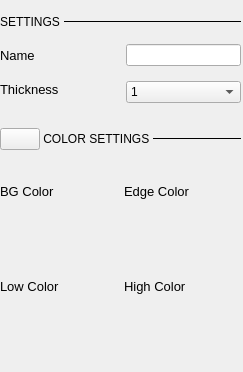
This is ui/logic_channel_settings.ui in analogdevicesinc/scopy as Qt 5 draws it before an edit. The edited form follows.
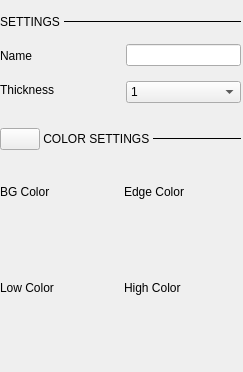
This is the edited form.

Diff of the .ui file:
```diff
--- a/ui/logic_channel_settings.ui
+++ b/ui/logic_channel_settings.ui
@@ -19,13 +19,6 @@
   <property name="windowTitle">
    <string>Form</string>
   </property>
-  <property name="styleSheet">
-   <string notr="true">QLabel:disabled
-{
-  color: rgb(85, 85, 85);
-}
-</string>
-  </property>
   <layout class="QGridLayout" name="gridLayout">
    <property name="leftMargin">
     <number>0</number>
@@ -82,9 +75,6 @@
             <verstretch>0</verstretch>
            </sizepolicy>
           </property>
-          <property name="styleSheet">
-           <string notr="true">font-size: 13px;</string>
-          </property>
           <property name="text">
            <string>BG Color</string>
           </property>
@@ -98,9 +88,6 @@
             <verstretch>0</verstretch>
            </sizepolicy>
           </property>
-          <property name="styleSheet">
-           <string notr="true">font-size: 13px;</string>
-          </property>
           <property name="text">
            <string>Edge Color</string>
           </property>
@@ -184,9 +171,6 @@
             <verstretch>0</verstretch>
            </sizepolicy>
           </property>
-          <property name="styleSheet">
-           <string notr="true">font-size: 13px;</string>
-          </property>
           <property name="text">
            <string>Low Color</string>
           </property>
@@ -200,9 +184,6 @@
             <verstretch>0</verstretch>
            </sizepolicy>
           </property>
-          <property name="styleSheet">
-           <string notr="true">font-size: 13px;</string>
-          </property>
           <property name="text">
            <string>High Color</string>
           </property>
@@ -496,9 +477,6 @@
            <verstretch>0</verstretch>
           </sizepolicy>
          </property>
-         <property name="styleSheet">
-          <string notr="true">font-size: 13px;</string>
-         </property>
          <property name="text">
           <string>Name</string>
          </property>
@@ -512,9 +490,6 @@
            <verstretch>0</verstretch>
           </sizepolicy>
          </property>
-         <property name="styleSheet">
-          <string notr="true">font-size: 13px;</string>
-         </property>
          <property name="text">
           <string>Thickness</string>
          </property>
```
